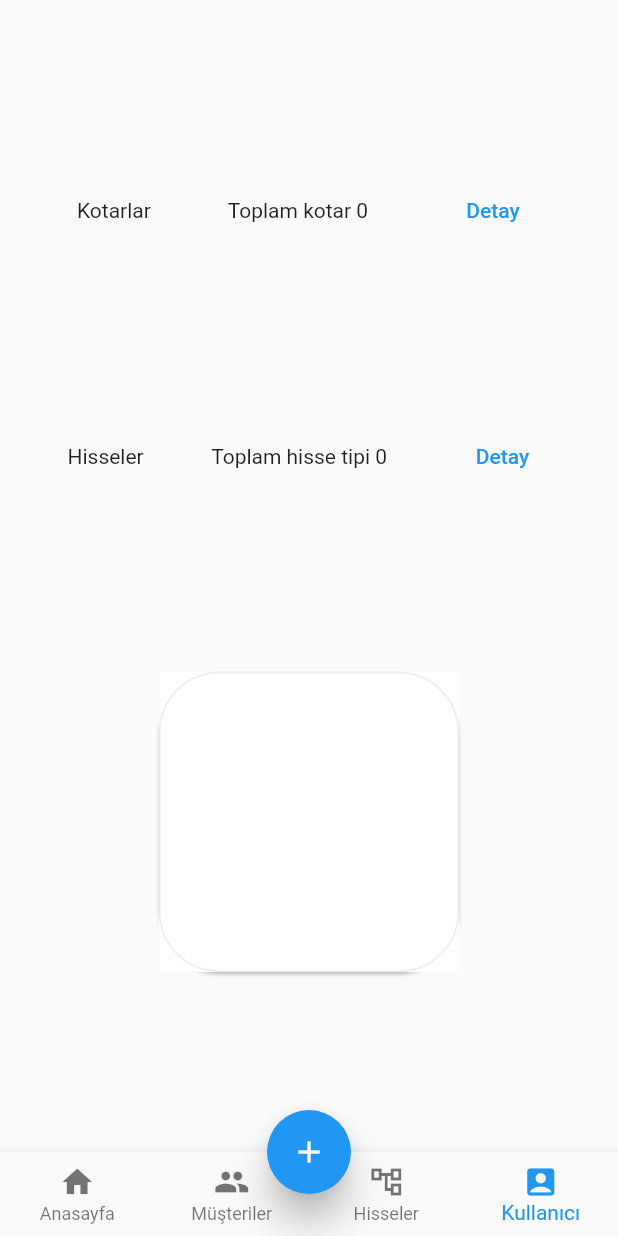
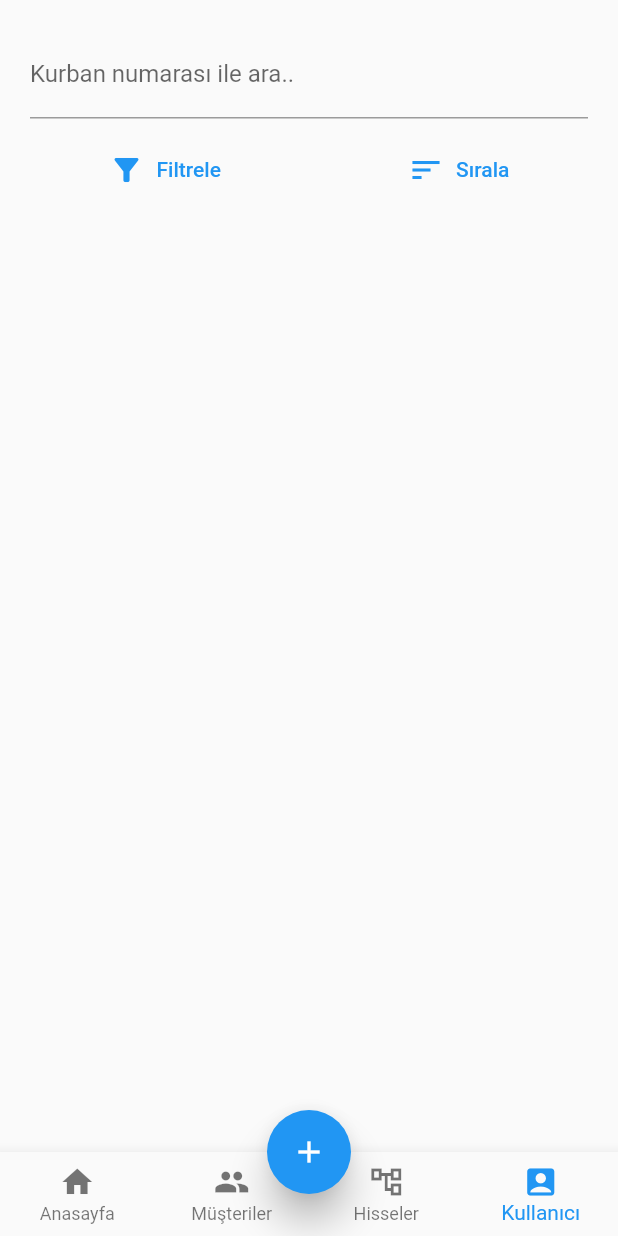
Before and after one commit to ahmettyildirim/gazi, a Flutter app: the screen it shows once a user with an empty profile is signed in, item 4 of the bottom bar chosen, on a phone screen of 412 x 824 dp. Run offline on Flutter 3.47's test engine with Material 2 defaults, Android fonts, the light colour scheme and no system bars; our stand-ins replace cloud_firestore, firebase_auth, firebase_core, firebase_database, mask_text_input_formatter; accounts and stored records are empty.

Commit message:
satış listesi eklendi

```diff
--- a/lib/pages/home.dart
+++ b/lib/pages/home.dart
@@ -1,5 +1,4 @@
 import 'package:flutter/material.dart';
-import 'package:gazi_app/pages/account.dart';
 import 'package:gazi_app/pages/add_sale.dart';
 import 'package:gazi_app/pages/customers.dart';
 import 'package:gazi_app/pages/kurbanlar.dart';
@@ -54,7 +53,7 @@ class _HomePageState extends State<HomePage> {
       case 2:
         return KurbanPage();
       case 3:
-        return AccountPage();
+        return SalesList();
       default:
         return Text("Anasayfa");
     }
--- a/lib/pages/sales.dart
+++ b/lib/pages/sales.dart
@@ -1,18 +1,116 @@
+import 'package:cloud_firestore/cloud_firestore.dart';
 import 'package:flutter/material.dart';
+import 'package:flutter/rendering.dart';
 
-class SalesPage extends StatefulWidget {
-  @override
-  _SalesPageState createState() => _SalesPageState();
+import 'package:gazi_app/common/data_repository.dart';
+import 'package:gazi_app/model/customer.dart';
+import 'package:gazi_app/model/sale.dart';
+import 'package:gazi_app/pages/add_customer.dart';
+
+class SalesList extends StatefulWidget {
+  late bool selectable;
+  late Function(CustomerModel)? onCustomerSelected;
+  SalesList({
+    Key? key,
+    this.onCustomerSelected,
+  }) : super();
+  _SalesListState createState() => _SalesListState();
 }
 
-class _SalesPageState extends State<SalesPage> {
+var _repositoryInstance = DataRepository.instance;
+Future<void> getCustomersNew() async {}
+
+class _SalesListState extends State<SalesList> {
+  final _nameController = TextEditingController();
+  String _searchText = "";
+  @override
+  void initState() {
+    super.initState();
+    _nameController.addListener(() {
+      if (_nameController.text.isEmpty) {
+        setState(() {
+          _searchText = "";
+        });
+      } else {
+        setState(() {
+          _searchText = _nameController.text;
+        });
+      }
+    });
+  }
+
   @override
   Widget build(BuildContext context) {
     return Padding(
       padding: const EdgeInsets.all(10.0),
       child: Column(
+        mainAxisSize: MainAxisSize.min,
         children: [
-          TextButton(onPressed: () {}, child: Text("Yeni Satış Ekle")),
+          Padding(
+            padding: EdgeInsets.all(10.0),
+            child: TextField(
+              keyboardType: TextInputType.number,
+              controller: _nameController,
+              decoration:
+                  InputDecoration(labelText: "Kurban numarası ile ara.."),
+            ),
+          ),
+          Row(
+            mainAxisAlignment: MainAxisAlignment.spaceAround,
+            children: [
+              TextButton.icon(
+                  onPressed: () {},
+                  icon: Icon(Icons.filter_alt),
+                  label: Text("Filtrele")),
+              TextButton.icon(
+                  onPressed: () {},
+                  icon: Icon(Icons.sort),
+                  label: Text("Sırala")),
+            ],
+          ),
+          Expanded(
+            child: StreamBuilder<QuerySnapshot<Map<String, dynamic>>>(
+              stream: _repositoryInstance.getAllItems(CollectionKeys.sales,
+                  orderBy: FieldKeys.saleKurbanNo),
+              builder: (context, snapshot) {
+                if (snapshot.hasData) {
+                  var saleValues = snapshot.data!.docs.toList();
+                  if (_searchText.isNotEmpty) {
+                    saleValues = saleValues
+                        .where((element) => (element
+                                .data()[FieldKeys.saleKurbanNo]
+                                .toString() ==
+                            _searchText))
+                        .toList();
+                  }
+                  //.snapshot.value;
+                  return ListView.builder(
+                    itemCount: saleValues.length,
+                    itemBuilder: (context, index) {
+                      var sale = SaleModel.fromJson(saleValues[index].data());
+                      return Dismissible(
+                        key: ObjectKey(sale),
+                        child: GestureDetector(
+                          onTap: () {},
+                          child: Card(
+                              child: ListTile(
+                            title: Text(getKurbanTypeName(sale.kurbanTip) +
+                                "-" +
+                                getKurbanSubTypeName(sale.kurbanSubTip)),
+                            subtitle: Text(
+                                "Toplam tutar :${sale.generalAmount} \nÖdenen tutar : ${sale.kaparo}"),
+                            leading: Text(sale.kurbanNo.toString()),
+                          )),
+                        ),
+                      );
+                    },
+                  );
+                } else {
+                  return Center();
+                }
+              },
+            ),
+          )
         ],
       ),
     );
--- a/pubspec.yaml
+++ b/pubspec.yaml
@@ -57,6 +57,7 @@ flutter:
     - images/background.jpg
     - images/dana.png
     - images/sheep.png
+    - images/cow.jpg
   #   - images/a_dot_ham.jpeg
 
   # An image asset can refer to one or more resolution-specific "variants", see
```
Also changed, not shown: lib/model/sale.dart (+23 -0 lines), lib/pages/summary.dart (+1 -64 lines), images/cow.jpg (added).
